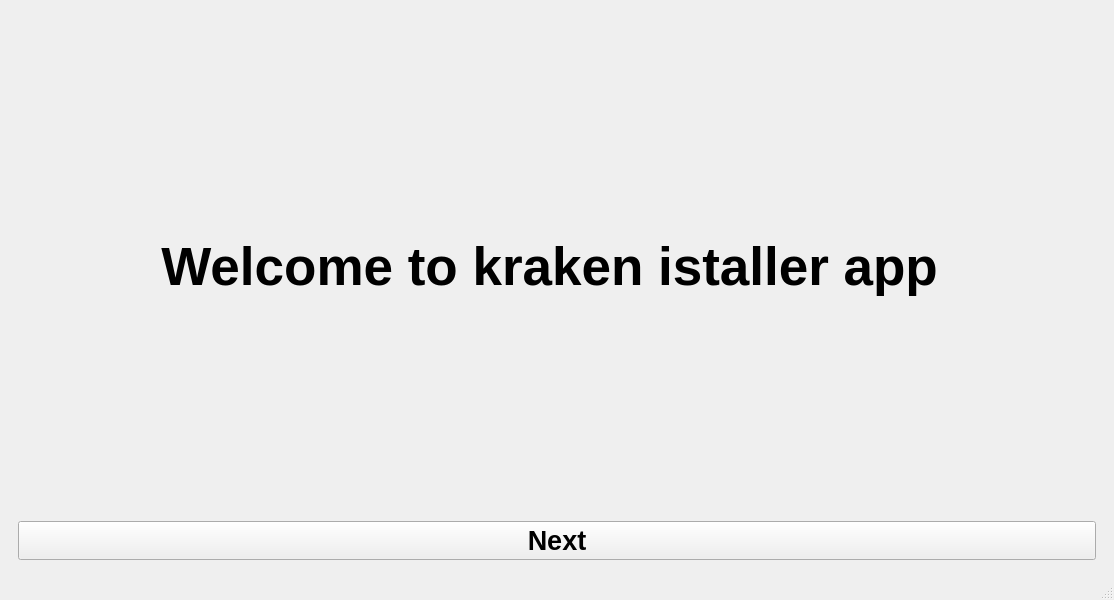
Before: the Qt Designer form mainwindow.ui in n1cef/kraken_installer, drawn with Qt 5.
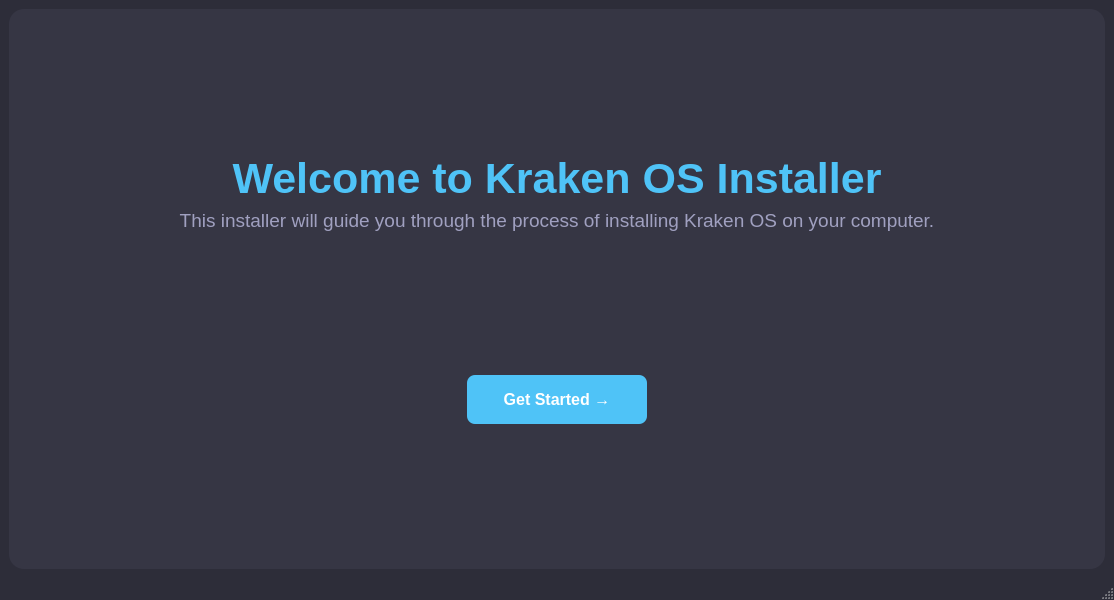
After: the same form once the commit is applied.

```diff
--- a/mainwindow.ui
+++ b/mainwindow.ui
@@ -17,17 +17,63 @@
    </size>
   </property>
   <property name="windowTitle">
-   <string>MainWindow</string>
+   <string>Kraken OS Installer</string>
+  </property>
+  <property name="styleSheet">
+   <string notr="true">
+    QMainWindow {
+        background-color: #2d2d39;
+    }
+    QLabel {
+        color: #ffffff;
+    }
+   </string>
   </property>
   <widget class="QWidget" name="centralwidget">
    <layout class="QVBoxLayout" name="verticalLayout_2">
     <item>
      <widget class="QStackedWidget" name="stackedWidget">
+      <property name="styleSheet">
+       <string notr="true">
+        QStackedWidget {
+            background-color: #363644;
+            border-radius: 15px;
+        }
+        QPushButton {
+            background-color: #4fc3f7;
+            color: white;
+            border: none;
+            padding: 15px 30px;
+            border-radius: 8px;
+            font-size: 16px;
+            min-width: 120px;
+        }
+        QPushButton:hover {
+            background-color: #6fd4ff;
+        }
+        QPushButton:pressed {
+            background-color: #3fb0e0;
+        }
+       </string>
+      </property>
       <property name="currentIndex">
        <number>0</number>
       </property>
       <widget class="QWidget" name="page">
        <layout class="QVBoxLayout" name="verticalLayout">
+        <item>
+         <spacer name="verticalSpacer">
+          <property name="orientation">
+           <enum>Qt::Vertical</enum>
+          </property>
+          <property name="sizeHint" stdset="0">
+           <size>
+            <width>20</width>
+            <height>40</height>
+           </size>
+          </property>
+         </spacer>
+        </item>
         <item>
          <widget class="QLabel" name="label_first">
           <property name="maximumSize">
@@ -38,15 +84,16 @@
           </property>
           <property name="font">
            <font>
-            <pointsize>40</pointsize>
+            <pointsize>32</pointsize>
+            <weight>75</weight>
             <bold>true</bold>
            </font>
           </property>
           <property name="styleSheet">
-           <string notr="true">color:&quot;blue&quot;;</string>
+           <string notr="true">color: #4fc3f7;</string>
           </property>
           <property name="text">
-           <string>Welcome to kraken istaller app </string>
+           <string>Welcome to Kraken OS Installer</string>
           </property>
           <property name="alignment">
            <set>Qt::AlignmentFlag::AlignCenter</set>
@@ -57,18 +104,96 @@
          </widget>
         </item>
         <item>
-         <widget class="QPushButton" name="bnt1">
+         <widget class="QLabel" name="label">
           <property name="font">
            <font>
-            <pointsize>20</pointsize>
-            <bold>true</bold>
+            <pointsize>14</pointsize>
            </font>
           </property>
+          <property name="styleSheet">
+           <string notr="true">color: #a0a0c0;</string>
+          </property>
           <property name="text">
-           <string>Next</string>
+           <string>This installer will guide you through the process of installing Kraken OS on your computer.</string>
+          </property>
+          <property name="alignment">
+           <set>Qt::AlignCenter</set>
+          </property>
+          <property name="wordWrap">
+           <bool>true</bool>
           </property>
          </widget>
         </item>
+        <item>
+         <spacer name="verticalSpacer_2">
+          <property name="orientation">
+           <enum>Qt::Vertical</enum>
+          </property>
+          <property name="sizeHint" stdset="0">
+           <size>
+            <width>20</width>
+            <height>40</height>
+           </size>
+          </property>
+         </spacer>
+        </item>
+        <item>
+         <layout class="QHBoxLayout" name="horizontalLayout">
+          <item>
+           <spacer name="horizontalSpacer">
+            <property name="orientation">
+             <enum>Qt::Horizontal</enum>
+            </property>
+            <property name="sizeHint" stdset="0">
+             <size>
+              <width>40</width>
+              <height>20</height>
+             </size>
+            </property>
+           </spacer>
+          </item>
+          <item>
+           <widget class="QPushButton" name="bnt1">
+            <property name="font">
+             <font>
+              <pointsize>16</pointsize>
+              <weight>75</weight>
+              <bold>true</bold>
+             </font>
+            </property>
+            <property name="text">
+             <string>Get Started →</string>
+            </property>
+           </widget>
+          </item>
+          <item>
+           <spacer name="horizontalSpacer_2">
+            <property name="orientation">
+             <enum>Qt::Horizontal</enum>
+            </property>
+            <property name="sizeHint" stdset="0">
+             <size>
+              <width>40</width>
+              <height>20</height>
+             </size>
+            </property>
+           </spacer>
+          </item>
+         </layout>
+        </item>
+        <item>
+         <spacer name="verticalSpacer_3">
+          <property name="orientation">
+           <enum>Qt::Vertical</enum>
+          </property>
+          <property name="sizeHint" stdset="0">
+           <size>
+            <width>20</width>
+            <height>40</height>
+           </size>
+          </property>
+         </spacer>
+        </item>
        </layout>
       </widget>
       <widget class="QWidget" name="page_2"/>
```
Left out of the diff: 7 changed lines with no effect on the pictures.
